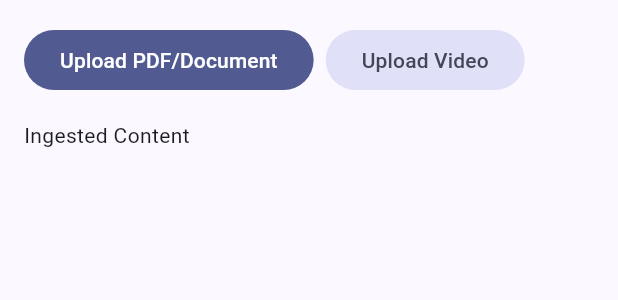
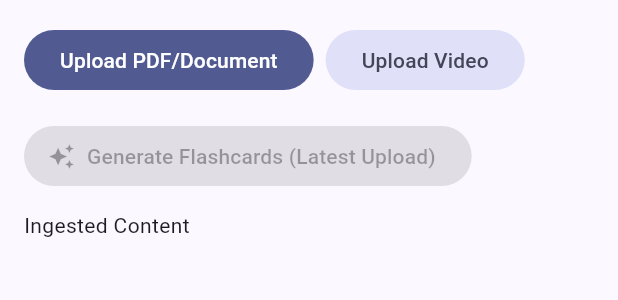
Before and after one commit to DonKihotLaMancha/Krea, a Flutter app: the IngestionScreen widget shown alone on an empty page, opened directly, after a tap on "Upload PDF/Document", on a phone screen of 412 x 824 dp. Shown: the top 300 px of the screen. Run offline on Flutter 3.47's test engine with Material 3 defaults, Android fonts, the phone set to English and light mode, and no system bars; our stand-ins replace file_picker, flutter_riverpod; missing offline and left inert: syncfusion_flutter_pdf.

Commit message:
Enhance document ingestion and flashcard generation features
- Updated AppRepository to improve flashcard generation logic by filtering sentences based on length and punctuation.
- Modified IngestionScreen to allow users to generate flashcards from the latest upload and selected items, with user feedback via SnackBars.
- Enhanced DocumentIngestService to support reading file data from various document types, including PDFs, and added error handling for text extraction.

```diff
--- a/lib/features/ingestion/ingestion_screen.dart
+++ b/lib/features/ingestion/ingestion_screen.dart
@@ -31,7 +31,14 @@ class _IngestionScreenState extends ConsumerState<IngestionScreen> {
                 onPressed: () async {
                   final chunk = await _docService.pickAndExtract();
                   if (chunk != null && mounted) {
-                    ref.read(appControllerProvider.notifier).addChunk(chunk);
+                    final controller = ref.read(appControllerProvider.notifier);
+                    controller.addChunk(chunk);
+                    controller.generateFlashcards(chunk);
+                    if (mounted) {
+                      ScaffoldMessenger.of(context).showSnackBar(
+                        const SnackBar(content: Text('Document parsed and flashcards generated.')),
+                      );
+                    }
                   }
                 },
                 child: const Text('Upload PDF/Document'),
@@ -48,6 +55,19 @@ class _IngestionScreenState extends ConsumerState<IngestionScreen> {
             ],
           ),
           const SizedBox(height: 16),
+          FilledButton.icon(
+            onPressed: state.chunks.isEmpty
+                ? null
+                : () {
+                    ref.read(appControllerProvider.notifier).generateFlashcards(state.chunks.first);
+                    ScaffoldMessenger.of(context).showSnackBar(
+                      const SnackBar(content: Text('Flashcards generated from latest upload.')),
+                    );
+                  },
+            icon: const Icon(Icons.auto_awesome),
+            label: const Text('Generate Flashcards (Latest Upload)'),
+          ),
+          const SizedBox(height: 12),
           const Text('Ingested Content'),
           const SizedBox(height: 8),
           Expanded(
@@ -63,9 +83,15 @@ class _IngestionScreenState extends ConsumerState<IngestionScreen> {
                       maxLines: 2,
                       overflow: TextOverflow.ellipsis,
                     ),
-                    trailing: IconButton(
+                    trailing: TextButton.icon(
                       icon: const Icon(Icons.auto_awesome),
-                      onPressed: () => ref.read(appControllerProvider.notifier).generateFlashcards(chunk),
+                      label: const Text('Generate'),
+                      onPressed: () {
+                        ref.read(appControllerProvider.notifier).generateFlashcards(chunk);
+                        ScaffoldMessenger.of(context).showSnackBar(
+                          const SnackBar(content: Text('Flashcards generated from selected item.')),
+                        );
+                      },
                     ),
                   ),
                 );
--- a/lib/services/ingest/document_ingest_service.dart
+++ b/lib/services/ingest/document_ingest_service.dart
@@ -1,6 +1,9 @@
+import 'dart:convert';
 import 'dart:io';
+import 'dart:typed_data';
 
 import 'package:file_picker/file_picker.dart';
+import 'package:syncfusion_flutter_pdf/pdf.dart';
 import 'package:uuid/uuid.dart';
 
 import '../../data/models/study_models.dart';
@@ -12,21 +15,50 @@ class DocumentIngestService {
     final result = await FilePicker.platform.pickFiles(
       type: FileType.custom,
       allowedExtensions: ['pdf', 'txt', 'doc', 'docx'],
+      withData: true,
     );
-    if (result == null || result.files.single.path == null) return null;
-    final path = result.files.single.path!;
-    final file = File(path);
-    final ext = path.split('.').last.toLowerCase();
-    final raw = ext == 'pdf'
-        ? 'PDF selected: ${result.files.single.name}. Add full PDF parser integration in the next step.'
-        : await file.readAsString();
+    if (result == null) return null;
+    final picked = result.files.single;
+    final path = picked.path;
+    final bytes = picked.bytes;
+    final ext = _extensionFromName(picked.name);
+    final raw = await _extractRawContent(ext: ext, path: path, bytes: bytes, fileName: picked.name);
     final cleaned = normalizeContent(raw);
     return StudyChunk(
       id: _uuid.v4(),
-      title: result.files.single.name,
+      title: picked.name,
       content: cleaned,
       sourceType: 'document',
     );
+  }
+
+  Future<String> _extractRawContent({
+    required String ext,
+    required String? path,
+    required Uint8List? bytes,
+    required String fileName,
+  }) async {
+    final data = bytes ?? (path != null ? await File(path).readAsBytes() : null);
+    if (data == null) return 'Unable to read file data from $fileName.';
+
+    if (ext == 'pdf') {
+      final doc = PdfDocument(inputBytes: data);
+      final text = PdfTextExtractor(doc).extractText();
+      doc.dispose();
+      return text.isEmpty ? 'No text detected in PDF: $fileName.' : text;
+    }
+
+    try {
+      return utf8.decode(data, allowMalformed: true);
+    } catch (_) {
+      return 'Text extraction is limited for .$ext. Please upload a text-based document.';
+    }
+  }
+
+  String _extensionFromName(String name) {
+    final dot = name.lastIndexOf('.');
+    if (dot < 0 || dot == name.length - 1) return '';
+    return name.substring(dot + 1).toLowerCase();
   }
 
   String normalizeContent(String content) {
```
Also changed, not shown: lib/data/repositories/app_repository.dart (+9 -2 lines).
